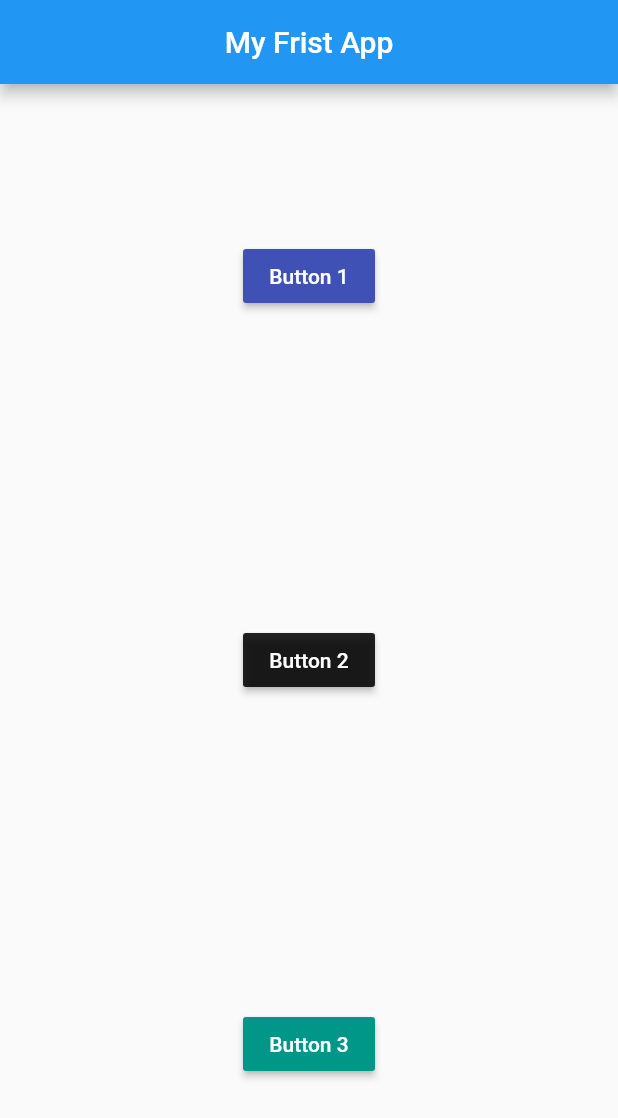
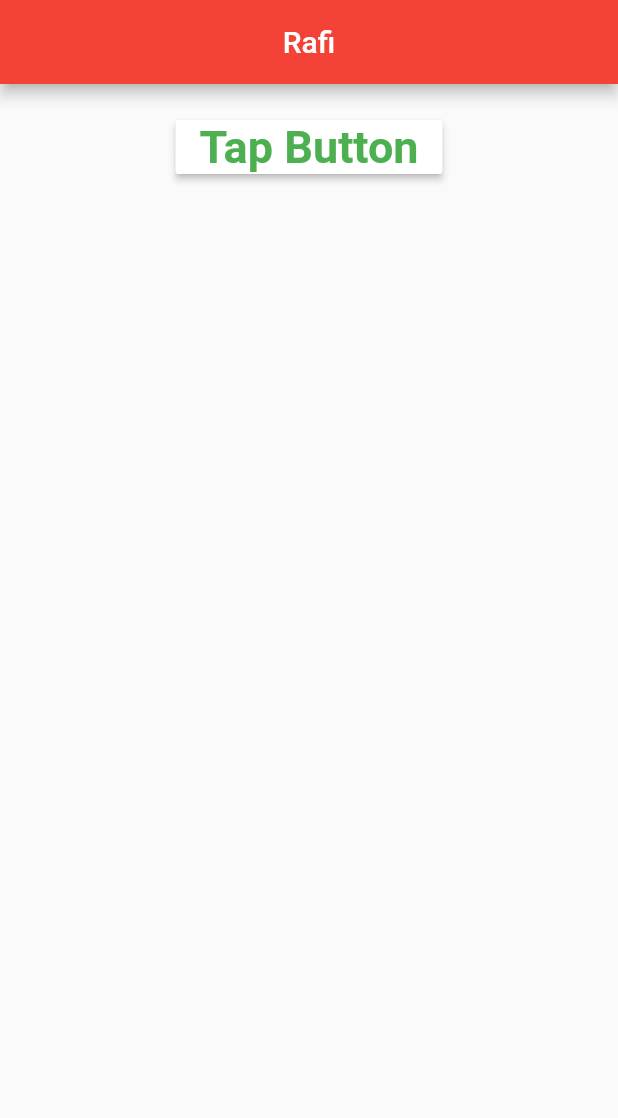
Before and after one commit to ttcapp/rafi, a Flutter app: the screen it shows after launch, on a phone screen of 412 x 824 dp. Shown: the top 1118 px of the screen. Run offline on Flutter 3.47's test engine with Material 2 defaults, Android fonts, the phone set to English and light mode, and no system bars.

Commit message:
first commit

```diff
--- a/lib/main.dart
+++ b/lib/main.dart
@@ -1,19 +1,19 @@
-
 import 'package:flutter/material.dart';
 
-void main(){
-  runApp(const MyApp());
+void main() {
+  runApp(AmarApp());
+}
 
-}
-String btnText="Button 1";
-String btnText2="Button 2";
-String btnText3="Button 3";
+String btnText1="Tap Button";
+Color btnColor1= Colors.white;
+bool imgVisibility= false;
+String img1Src="https://cdn.pixabay.com/photo/2015/04/19/08/32/marguerite-729510__480.jpg";
+double imgHeight=200;
+double imgWidth=250;
 
-Color btnClr1= Colors.indigo;
-Color btnClr2= Colors.black87;
-Color btnClr3= Colors.teal;
-class MyApp extends StatelessWidget {
-  const MyApp({Key? key}) : super(key: key);
+
+class AmarApp extends StatelessWidget {
+  const AmarApp({Key? key}) : super(key: key);
 
   @override
   Widget build(BuildContext context) {
@@ -22,7 +22,6 @@ class MyApp extends StatelessWidget {
     );
   }
 }
-
 class MyHomePage extends StatefulWidget {
   const MyHomePage({Key? key}) : super(key: key);
 
@@ -35,46 +34,106 @@ class _MyHomePageState extends State<MyHomePage> {
   Widget build(BuildContext context) {
     return Scaffold(
       appBar: AppBar(
+        backgroundColor: Colors.red,
         centerTitle: true,
-        title: Text("My Frist App"),
+        title: Text("Rafi"),
       ),
-      body: Container(
-        child: Align(
-          alignment: Alignment.center,
+      body: SingleChildScrollView(
+        child: Center(
           child: Column(
-            mainAxisAlignment: MainAxisAlignment.spaceAround,
-            //crossAxisAlignment: CrossAxisAlignment.center,
             children: [
-              RaisedButton(
-                  child: Text(btnText,style: TextStyle(color: Colors.white),),
-                  color: btnClr1,
-                  onPressed: (){
-                    setState(() {
-                      btnClr1=Colors.orangeAccent;
-                      btnText="Button Pressed";
-                    });
+              Padding(
+                padding: const EdgeInsets.all(18.0),
+                child: RaisedButton(
+                    color: btnColor1,
+                    child: Text(btnText1,style:
+                    TextStyle(color: Colors.green, fontWeight: FontWeight.bold,fontSize: 30),),
+                    onPressed: (){
+                      setState(() {
+                        btnText1="Button Pressed";
+                        btnColor1=Colors.orange;
+                        imgVisibility=true;
+                      });
+                    }),
+              ),
+              Visibility(
+                  visible: imgVisibility,
+                  child:
+                  SingleChildScrollView(
+                    scrollDirection: Axis.horizontal,
+                    child: Row(
+                      children: [
+                        Padding(
+                          padding: const EdgeInsets.all(8.0),
+                          child: Container(
+                            decoration: BoxDecoration(
+                             border: Border.all(
+                               color: Colors.tealAccent,
+                               width: 5
+                             )
+                            ),
 
-                  }),
-              RaisedButton(
-                  child: Text(btnText2,style: TextStyle(color: Colors.white),),
-                  color: btnClr2,
-                  onPressed: (){
-                    setState(() {
-                      btnClr2=Colors.grey;
-                      btnText2="Hi";
-                    });
+                            height: imgHeight,
+                              width: imgWidth,
+                              child: Image.network(img1Src,
+                                fit: BoxFit.cover,)
+                          ),
+                        ),
+                        Padding(
+                          padding: const EdgeInsets.all(8.0),
+                          child: Container(
+                              decoration: BoxDecoration(
+                                  border: Border.all(
+                                      color: Colors.tealAccent,
+                                      width: 5
+                                  )
+                              ),
 
-                  }),
-              RaisedButton(
-                  child: Text(btnText3,style: TextStyle(color: Colors.white),),
-                  color: btnClr3,
-                  onPressed: (){
-                    setState(() {
-                      btnClr3=Colors.pink;
-                      btnText3="I am RAFI";
-                    });
+                              height: imgHeight,
+                              width: imgWidth,
+                              child: Image.network(img1Src,
+                                fit: BoxFit.cover,)
+                          ),
+                        ),
+                        Padding(
+                          padding: const EdgeInsets.all(8.0),
+                          child: Container(
+                              decoration: BoxDecoration(
+                                  border: Border.all(
+                                      color: Colors.tealAccent,
+                                      width: 5
+                                  )
+                              ),
 
-                  }),
+                              height: imgHeight,
+                              width: imgWidth,
+                              child: Image.network(img1Src,
+                                fit: BoxFit.cover,)
+                          ),
+                        ),
+                        Padding(
+                          padding: const EdgeInsets.all(8.0),
+                          child: Container(
+                              decoration: BoxDecoration(
+                                  border: Border.all(
+                                      color: Colors.tealAccent,
+                                      width: 5
+                                  )
+                              ),
+
+                              height: imgHeight,
+                              width: imgWidth,
+                              child: Image.network(img1Src,
+                                fit: BoxFit.cover,)
+                          ),
+                        ),
+                      ],
+                    ),
+                  )
+              ),
+
+
+
             ],
           ),
         ),
--- a/pubspec.yaml
+++ b/pubspec.yaml
@@ -45,8 +45,7 @@ flutter:
   uses-material-design: true
 
   # To add assets to your application, add an assets section, like this:
-  # assets:
-  #   - images/a_dot_burr.jpeg
+
   #   - images/a_dot_ham.jpeg
 
   # An image asset can refer to one or more resolution-specific "variants", see
```
